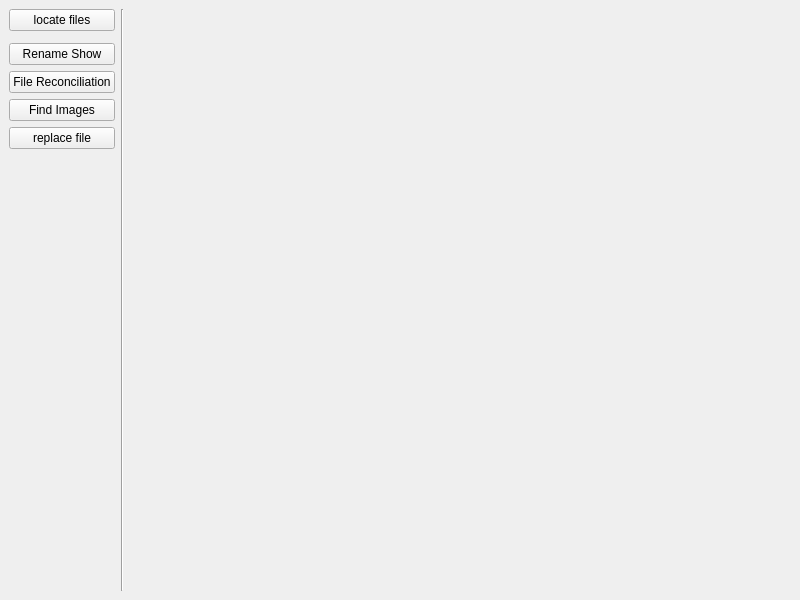
Qt form src/toolswindow.ui (alexiwalker/Whitebox) before a commit.
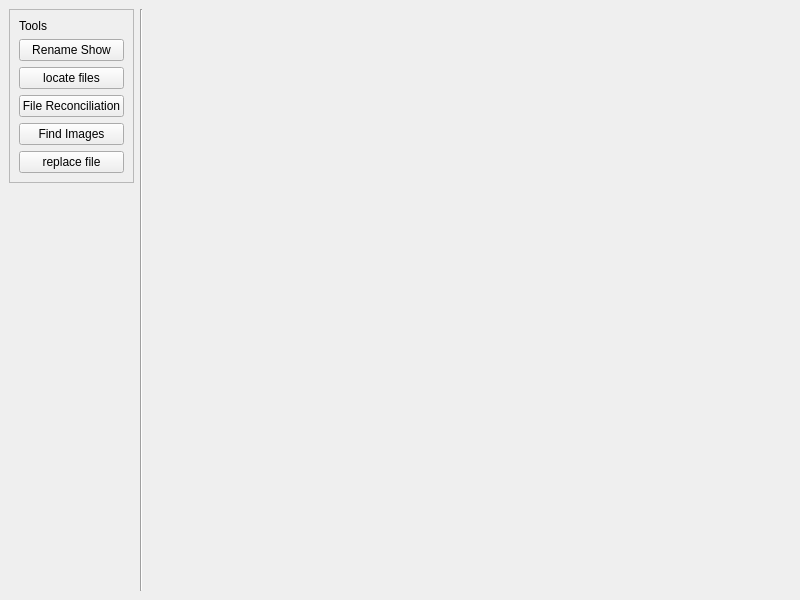
The same form after that commit.

Commit message:
replace is working
added some todos, locate/rename as placeholders. Move locate files
functionality from toolswindow.cpp to locate.cpp same as eg replace.cpp

Patch:
```diff
--- a/src/toolswindow.ui
+++ b/src/toolswindow.ui
@@ -15,28 +15,7 @@
   </property>
   <widget class="QWidget" name="centralwidget">
    <layout class="QGridLayout" name="gridLayout">
-    <item row="4" column="0">
-     <widget class="QPushButton" name="show_images">
-      <property name="text">
-       <string>Find Images</string>
-      </property>
-     </widget>
-    </item>
-    <item row="3" column="0">
-     <widget class="QPushButton" name="dbg">
-      <property name="text">
-       <string>File Reconciliation</string>
-      </property>
-     </widget>
-    </item>
-    <item row="0" column="0">
-     <widget class="QPushButton" name="build_index">
-      <property name="text">
-       <string>locate files</string>
-      </property>
-     </widget>
-    </item>
-    <item row="0" column="2" rowspan="7">
+    <item row="0" column="2" rowspan="9">
      <widget class="QWidget" name="tool_window_controls" native="true">
       <layout class="QGridLayout" name="gridLayout_2">
        <item row="0" column="0">
@@ -55,14 +34,67 @@
       </layout>
      </widget>
     </item>
-    <item row="2" column="0">
-     <widget class="QPushButton" name="show_rename">
-      <property name="text">
-       <string>Rename Show</string>
+    <item row="0" column="0">
+     <widget class="QFrame" name="frame">
+      <property name="maximumSize">
+       <size>
+        <width>125</width>
+        <height>16777215</height>
+       </size>
       </property>
+      <property name="frameShape">
+       <enum>QFrame::StyledPanel</enum>
+      </property>
+      <property name="frameShadow">
+       <enum>QFrame::Raised</enum>
+      </property>
+      <layout class="QVBoxLayout" name="verticalLayout">
+       <item>
+        <widget class="QLabel" name="label">
+         <property name="text">
+          <string>Tools</string>
+         </property>
+        </widget>
+       </item>
+       <item>
+        <widget class="QPushButton" name="show_rename">
+         <property name="text">
+          <string>Rename Show</string>
+         </property>
+        </widget>
+       </item>
+       <item>
+        <widget class="QPushButton" name="build_index">
+         <property name="text">
+          <string>locate files</string>
+         </property>
+        </widget>
+       </item>
+       <item>
+        <widget class="QPushButton" name="dbg">
+         <property name="text">
+          <string>File Reconciliation</string>
+         </property>
+        </widget>
+       </item>
+       <item>
+        <widget class="QPushButton" name="show_images">
+         <property name="text">
+          <string>Find Images</string>
+         </property>
+        </widget>
+       </item>
+       <item>
+        <widget class="QPushButton" name="replace">
+         <property name="text">
+          <string>replace file</string>
+         </property>
+        </widget>
+       </item>
+      </layout>
      </widget>
     </item>
-    <item row="6" column="0">
+    <item row="8" column="0">
      <spacer name="verticalSpacer">
       <property name="orientation">
        <enum>Qt::Vertical</enum>
@@ -75,14 +107,7 @@
       </property>
      </spacer>
     </item>
-    <item row="5" column="0">
-     <widget class="QPushButton" name="replace">
-      <property name="text">
-       <string>replace file</string>
-      </property>
-     </widget>
-    </item>
-    <item row="0" column="1" rowspan="7">
+    <item row="0" column="1" rowspan="9">
      <widget class="Line" name="line">
       <property name="orientation">
        <enum>Qt::Vertical</enum>
```
Left out of the diff: 2 changed lines with no effect on the pictures. The commit also changes 10 other files.
